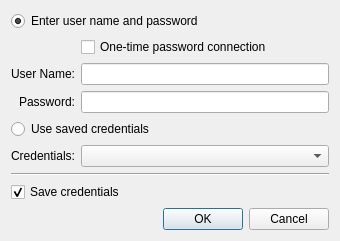
Above: source/client/desktop/authorization_dialog.ui from dchapyshev/aspia before the change. Below: the same form after it.
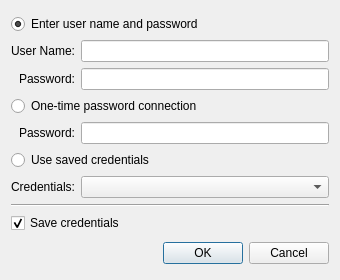
That is the form after the change. Custom widgets are drawn as their Qt base class.

Diff of the .ui file:
```diff
--- a/source/client/desktop/authorization_dialog.ui
+++ b/source/client/desktop/authorization_dialog.ui
@@ -7,7 +7,7 @@
     <x>0</x>
     <y>0</y>
     <width>340</width>
-    <height>240</height>
+    <height>280</height>
    </rect>
   </property>
   <property name="windowTitle">
@@ -26,14 +26,7 @@
        </property>
       </widget>
      </item>
-     <item row="1" column="1">
-      <widget class="QCheckBox" name="checkbox_one_time_password">
-       <property name="text">
-        <string>One-time password connection</string>
-       </property>
-      </widget>
-     </item>
-     <item row="2" column="0">
+     <item row="1" column="0">
       <widget class="QLabel" name="label_username">
        <property name="text">
         <string>User Name:</string>
@@ -43,10 +36,10 @@
        </property>
       </widget>
      </item>
-     <item row="2" column="1">
+     <item row="1" column="1">
       <widget class="QLineEdit" name="edit_username"/>
      </item>
-     <item row="3" column="0">
+     <item row="2" column="0">
       <widget class="QLabel" name="label_password">
        <property name="text">
         <string>Password:</string>
@@ -56,7 +49,7 @@
        </property>
       </widget>
      </item>
-     <item row="3" column="1">
+     <item row="2" column="1">
       <widget class="PasswordEdit" name="edit_password">
        <property name="sizePolicy">
         <sizepolicy hsizetype="Expanding" vsizetype="Fixed">
@@ -66,14 +59,41 @@
        </property>
       </widget>
      </item>
-     <item row="4" column="0" colspan="2">
-      <widget class="QRadioButton" name="radio_shared">
+     <item row="3" column="0" colspan="2">
+      <widget class="QRadioButton" name="radio_one_time_password">
+       <property name="text">
+        <string>One-time password connection</string>
+       </property>
+      </widget>
+     </item>
+     <item row="4" column="0">
+      <widget class="QLabel" name="label_one_time_password">
+       <property name="text">
+        <string>Password:</string>
+       </property>
+       <property name="alignment">
+        <set>Qt::AlignmentFlag::AlignRight|Qt::AlignmentFlag::AlignVCenter</set>
+       </property>
+      </widget>
+     </item>
+     <item row="4" column="1">
+      <widget class="PasswordEdit" name="edit_one_time_password">
+       <property name="sizePolicy">
+        <sizepolicy hsizetype="Expanding" vsizetype="Fixed">
+         <horstretch>0</horstretch>
+         <verstretch>0</verstretch>
+        </sizepolicy>
+       </property>
+      </widget>
+     </item>
+     <item row="5" column="0" colspan="2">
+      <widget class="QRadioButton" name="radio_saved_credentials">
        <property name="text">
         <string>Use saved credentials</string>
        </property>
       </widget>
      </item>
-     <item row="5" column="0">
+     <item row="6" column="0">
       <widget class="QLabel" name="label_credential">
        <property name="text">
         <string>Credentials:</string>
@@ -83,7 +103,7 @@
        </property>
       </widget>
      </item>
-     <item row="5" column="1">
+     <item row="6" column="1">
       <widget class="QComboBox" name="combo_credential">
        <property name="sizePolicy">
         <sizepolicy hsizetype="Expanding" vsizetype="Fixed">
@@ -93,14 +113,14 @@
        </property>
       </widget>
      </item>
-     <item row="6" column="0" colspan="2">
+     <item row="7" column="0" colspan="2">
       <widget class="Line" name="line">
        <property name="orientation">
         <enum>Qt::Orientation::Horizontal</enum>
        </property>
       </widget>
      </item>
-     <item row="7" column="0" colspan="2">
+     <item row="8" column="0" colspan="2">
       <widget class="QCheckBox" name="checkbox_save_credentials">
        <property name="text">
         <string>Save credentials</string>
```
Left out of the diff: 2 changed lines with no effect on the pictures.
